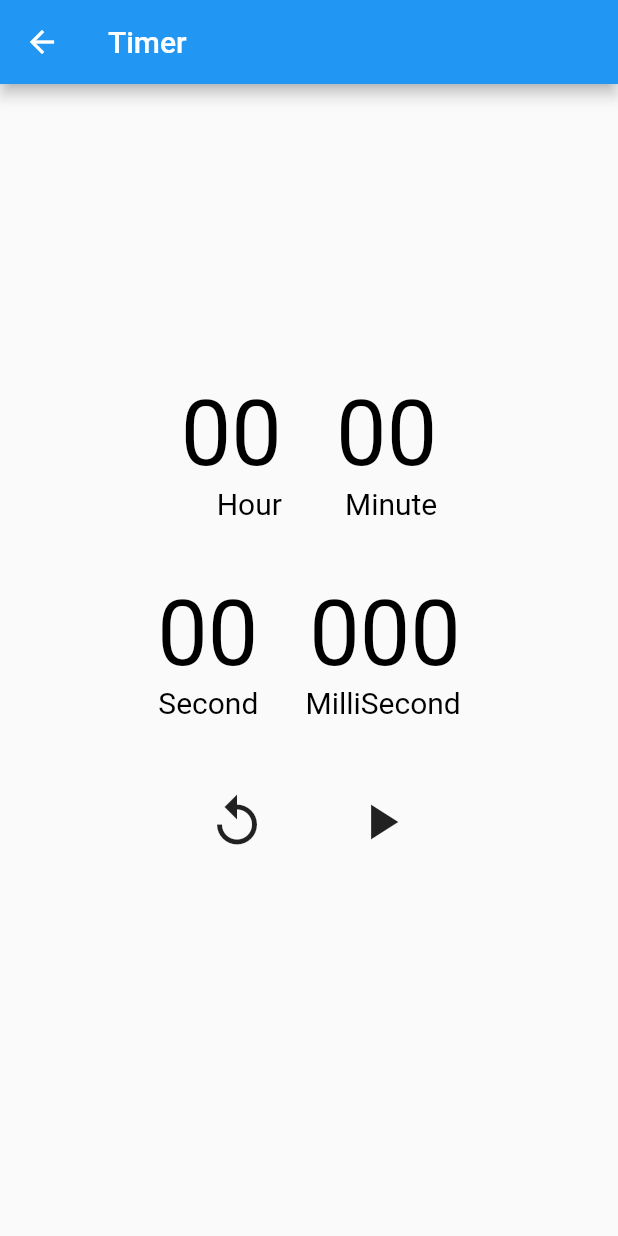
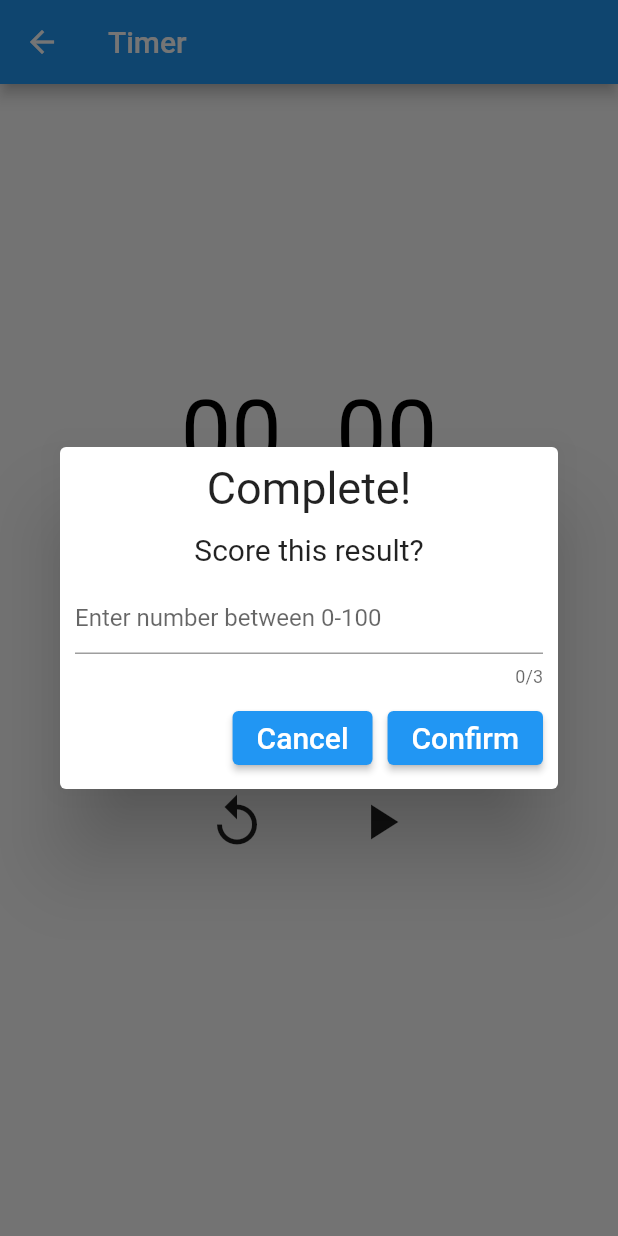
Before and after one commit to Nil-cire/timer_note, a Flutter app: the TimerPage screen opened directly, after a tap on the "replay" icon, after a tap on the "play arrow" icon, on a phone screen of 412 x 824 dp. Run offline on Flutter 3.47's test engine with Material 2 defaults, Android fonts, the phone set to English and light mode, and no system bars; our stand-ins replace bloc, flutter_bloc, shared_preferences; missing offline and left inert: dart:ffi; accounts and stored records are empty.

Commit message:
feature: score timer result

```diff
--- /dev/null
+++ b/lib/ui/timer_page/ScoreDialog.dart
@@ -0,0 +1,69 @@
+import 'package:flutter/material.dart';
+import 'package:timer_note/value/MyDimension.dart';
+
+class ScoreDialog extends StatelessWidget {
+  ScoreDialog({Key? key, required this.onEnterScore}) : super(key: key);
+  final Function(int) onEnterScore;
+  final TextEditingController textController = TextEditingController();
+  final formKey = GlobalKey<FormState>();
+
+  @override
+  Widget build(BuildContext context) {
+    return Dialog(
+      child: Padding(
+        padding: const EdgeInsets.all(10.0),
+        child: Form(
+          key: formKey,
+          child: Column(
+            mainAxisSize: MainAxisSize.min,
+            crossAxisAlignment: CrossAxisAlignment.center,
+            children: [
+              const Padding(
+                padding: EdgeInsets.only(bottom: 12.0),
+                child: Text("Complete!", style: TextStyle(fontSize: MyDimension.fontDialogTitle),),
+              ),
+              const Text("Score this result?", style: TextStyle(fontSize: MyDimension.fontDialogContent),),
+              Padding(
+                padding: const EdgeInsets.only(top: 10.0, bottom: 10.0),
+                child: TextFormField(
+                  controller: textController,
+                  keyboardType: TextInputType.number,
+                  decoration: const InputDecoration(
+                      hintText: "Enter number between 0-100"),
+                  maxLength: 3,
+                  validator: (text) {
+                    int score = 0;
+                    if (text == null) return "Invalid input";
+                    try {
+                      score = int.parse(text);
+                    } catch (e) {
+                      return "Invalid input";
+                    }
+                    if (score > 100 || score <0) return "Enter number between 1-100";
+                    return null;
+                  },
+                ),
+              ),
+              Row(
+                children: [
+                  const Spacer(),
+                  ElevatedButton(onPressed: () {
+                    Navigator.of(context).pop();
+                  }, child: const Text("Cancel", style: TextStyle(fontSize: MyDimension.fontDialogButton),)),
+                  Container(width: 10,),
+                  ElevatedButton(onPressed: () {
+                    if (formKey.currentState!.validate()) {
+                      onEnterScore.call(int.parse(textController.text)); // no try catch cause block by validator
+                      Navigator.of(context).pop();
+                    }
+                  }, child: const Text("Confirm", style: TextStyle(fontSize: MyDimension.fontDialogButton),)),
+                ],
+              )
+            ],
+          ),
+        ),
+      ),
+    );
+  }
+
+}
--- a/lib/ui/timer_page/TimerPage.dart
+++ b/lib/ui/timer_page/TimerPage.dart
@@ -4,6 +4,7 @@ import 'package:flutter/material.dart';
 import 'package:timer_note/data/entity/TimerTimeEntity.dart';
 
 import '../custom/TimeUnitView.dart';
+import 'ScoreDialog.dart';
 
 class TimerPage extends StatefulWidget {
   const TimerPage({this.countdownTime, Key? key}) : super(key: key);
@@ -40,7 +41,8 @@ class TimerPageState extends State<TimerPage> {
                   const Spacer(flex: 10,),
                   TimeUnitVew(hour >= 10 ? hour.toString() : "0$hour", "Hour"),
                   const Spacer(flex: 3,),
-                  TimeUnitVew(minute >= 10 ? minute.toString() : "0$minute", "Minute"),
+                  TimeUnitVew(
+                      minute >= 10 ? minute.toString() : "0$minute", "Minute"),
                   const Spacer(flex: 10,),
                 ],
               ),
@@ -48,7 +50,8 @@ class TimerPageState extends State<TimerPage> {
               Row(
                 children: [
                   const Spacer(flex: 10,),
-                  TimeUnitVew(second >= 10 ? second.toString() : "0$second", "Second"),
+                  TimeUnitVew(
+                      second >= 10 ? second.toString() : "0$second", "Second"),
                   const Spacer(flex: 3,),
                   TimeUnitVew(milliSecond > 100
                       ? milliSecond.toString()
@@ -166,9 +169,13 @@ class TimerPageState extends State<TimerPage> {
   }
 
   void _startCountdown(int remainTime) async {
-    oldTime = DateTime.now().millisecondsSinceEpoch;
+    oldTime = DateTime
+        .now()
+        .millisecondsSinceEpoch;
     Timer.periodic(const Duration(milliseconds: 20), (timer) {
-      var newTime = DateTime.now().millisecondsSinceEpoch;
+      var newTime = DateTime
+          .now()
+          .millisecondsSinceEpoch;
       var currentCountdownTime = remainTime - (newTime - oldTime);
 
       if (isTimerPause) {
@@ -177,6 +184,17 @@ class TimerPageState extends State<TimerPage> {
       }
 
       if (currentCountdownTime < 0) {
+        Future.delayed(const Duration(seconds: 1));
+
+        showDialog(
+            context: context,
+            builder: (context) {
+              return ScoreDialog(onEnterScore: (score) {
+                vm.updateScore(score);
+              },);
+            }
+        );
+
         setTimerPause(true);
         _zeroDisplayTime();
         timer.cancel();
--- a/lib/value/MyDimension.dart
+++ b/lib/value/MyDimension.dart
@@ -8,4 +8,11 @@ class MyDimension {
   // fontSize
   static const fontSizeItemTitle = 22.0;
   static const fontSizeItemContent = 18.0;
+
+  //// dialog
+  static const fontDialogTitle = 30.0;
+  static const fontDialogContent = 20.0;
+  static const fontDialogButton = 20.0;
+
+  //
 }
```
Also changed, not shown: lib/ui/timer_page/TimerPageViewModel.dart (added). Lines whose indentation alone changed are shown as unchanged.
